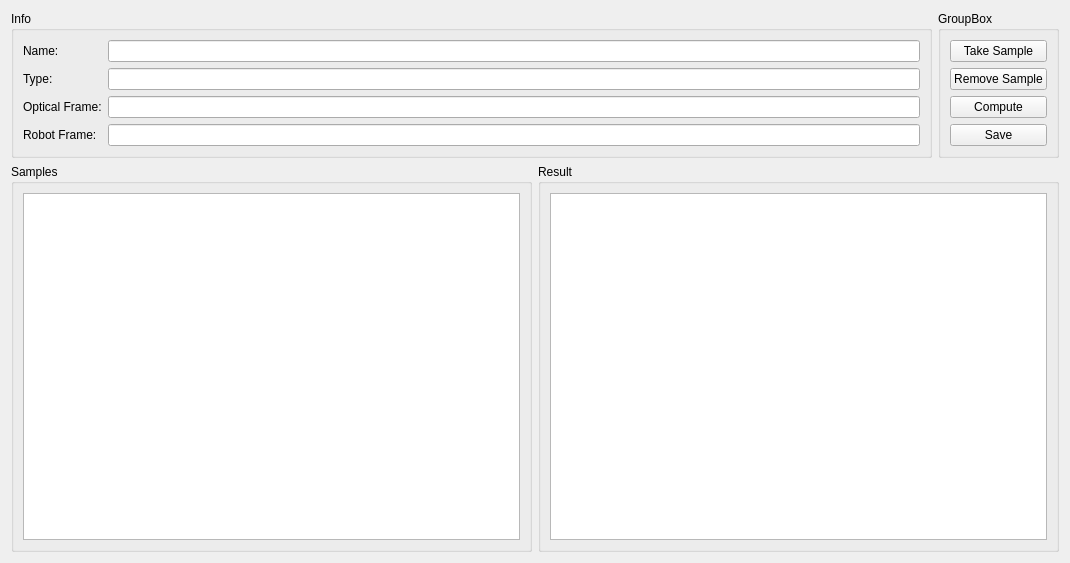
IFL-CAMP/easy_handeye, file rqt_handeyecalibration/resource/rqt_handeye.ui: the form before one commit.
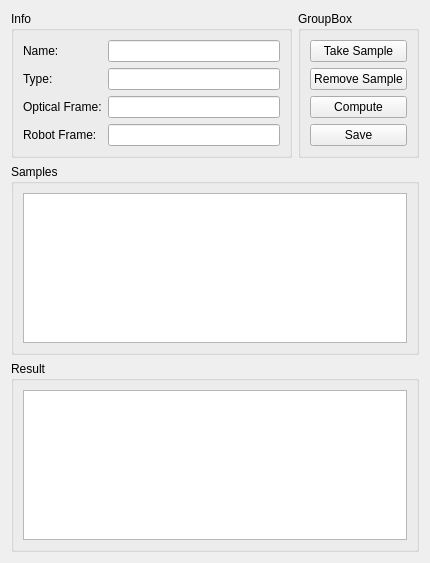
The form after the commit.

```diff
--- a/rqt_handeyecalibration/resource/rqt_handeye.ui
+++ b/rqt_handeyecalibration/resource/rqt_handeye.ui
@@ -6,7 +6,7 @@
    <rect>
     <x>0</x>
     <y>0</y>
-    <width>1070</width>
+    <width>430</width>
     <height>563</height>
    </rect>
   </property>
@@ -105,8 +105,6 @@
     </layout>
    </item>
    <item>
-    <layout class="QHBoxLayout" name="horizontalLayout">
-     <item>
       <widget class="QGroupBox" name="groupBox">
        <property name="title">
         <string>Samples</string>
@@ -129,8 +127,6 @@
         </item>
        </layout>
       </widget>
-     </item>
-    </layout>
    </item>
   </layout>
  </widget>
```
Lines whose indentation alone changed are shown as unchanged.
